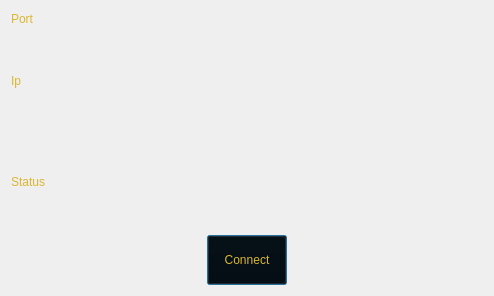
Above: SkullKing/Game/client.ui from danialmd81/skull-king before the change. Below: the same form after it.
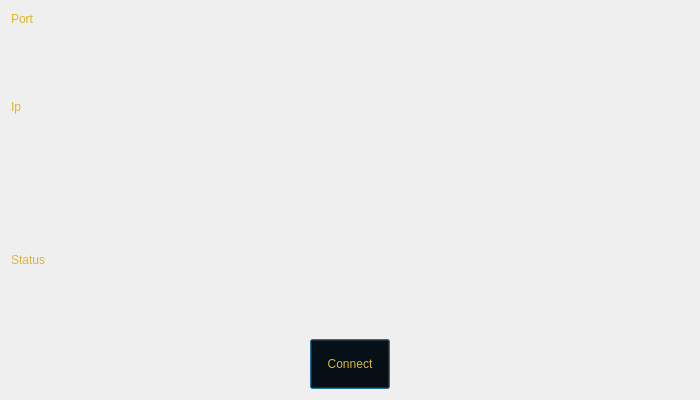
That is the form after the change. Icons and pictures are not drawn.

```diff
--- a/SkullKing/Game/client.ui
+++ b/SkullKing/Game/client.ui
@@ -6,10 +6,22 @@
    <rect>
     <x>0</x>
     <y>0</y>
-    <width>494</width>
-    <height>296</height>
+    <width>700</width>
+    <height>400</height>
    </rect>
   </property>
+  <property name="minimumSize">
+   <size>
+    <width>700</width>
+    <height>400</height>
+   </size>
+  </property>
+  <property name="maximumSize">
+   <size>
+    <width>700</width>
+    <height>400</height>
+   </size>
+  </property>
   <property name="windowTitle">
    <string>Client</string>
   </property>
@@ -71,7 +83,7 @@
      <item>
       <widget class="QLineEdit" name="Ip">
        <property name="sizePolicy">
-        <sizepolicy hsizetype="Preferred" vsizetype="Preferred">
+        <sizepolicy hsizetype="Expanding" vsizetype="Preferred">
          <horstretch>0</horstretch>
          <verstretch>0</verstretch>
         </sizepolicy>
@@ -107,6 +119,12 @@
      </item>
      <item>
       <widget class="QLabel" name="Status">
+       <property name="sizePolicy">
+        <sizepolicy hsizetype="Expanding" vsizetype="Preferred">
+         <horstretch>0</horstretch>
+         <verstretch>0</verstretch>
+        </sizepolicy>
+       </property>
        <property name="styleSheet">
         <string notr="true">border-image: url(:/Pictures/Game/Background.png);
 background: transparent;
```
